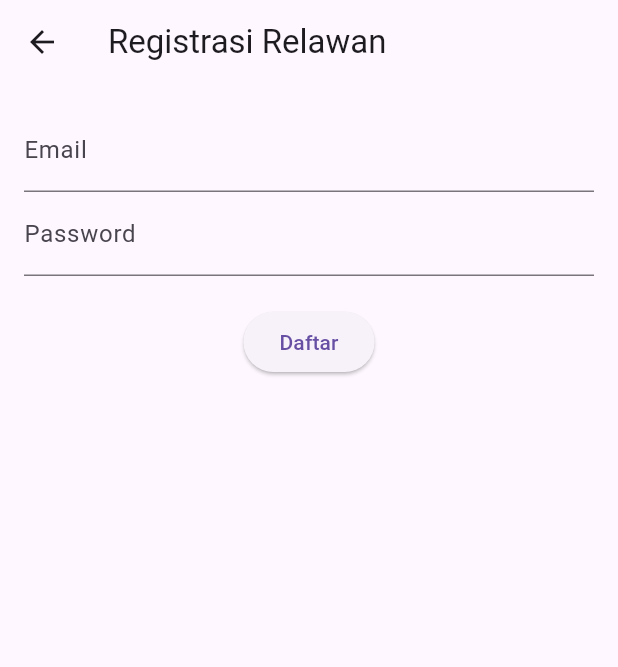
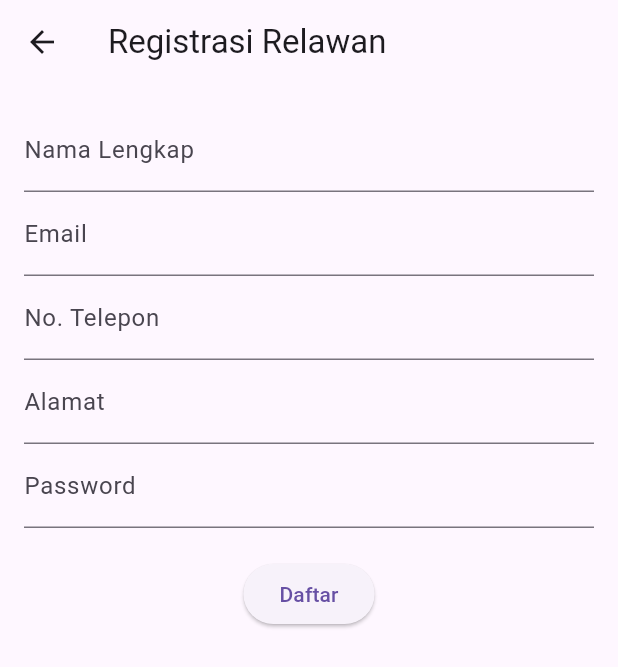
Before and after one commit to ijpcposco-a11y/pendataan-relawan, a Flutter app: the RegisterPage screen opened directly, on a phone screen of 412 x 824 dp. Shown: the top 667 px of the screen. Run offline on Flutter 3.47's test engine with Material 3 defaults, Android fonts, the light colour scheme and no system bars; our stand-ins replace cloud_firestore, firebase_auth, firebase_core; accounts and stored records are empty.

Commit message:
Update register_page.dart

```diff
--- a/lib/register_page.dart
+++ b/lib/register_page.dart
@@ -1,25 +1,40 @@
 
 import 'package:flutter/material.dart';
 import 'package:firebase_auth/firebase_auth.dart';
+import 'package:cloud_firestore/cloud_firestore.dart';
 
 class RegisterPage extends StatefulWidget {
   const RegisterPage({super.key});
 
   @override
-  _RegisterPageState createState() => _RegisterPageState();
+  State<RegisterPage> createState() => _RegisterPageState();
 }
 
 class _RegisterPageState extends State<RegisterPage> {
   final _auth = FirebaseAuth.instance;
+  final _firestore = FirebaseFirestore.instance;
   final _emailController = TextEditingController();
   final _passwordController = TextEditingController();
+  final _nameController = TextEditingController();
+  final _phoneController = TextEditingController();
+  final _addressController = TextEditingController();
 
   Future<void> register() async {
     try {
-      await _auth.createUserWithEmailAndPassword(
+      UserCredential userCredential =
+          await _auth.createUserWithEmailAndPassword(
         email: _emailController.text.trim(),
         password: _passwordController.text.trim(),
       );
+
+      await _firestore.collection('relawan').doc(userCredential.user!.uid).set({
+        'nama': _nameController.text,
+        'email': _emailController.text,
+        'telepon': _phoneController.text,
+        'alamat': _addressController.text,
+        'created_at': DateTime.now(),
+      });
+
       ScaffoldMessenger.of(context).showSnackBar(
         const SnackBar(content: Text('Registrasi berhasil! Silakan login.')),
       );
@@ -35,12 +50,32 @@ class _RegisterPageState extends State<RegisterPage> {
   Widget build(BuildContext context) {
     return Scaffold(
       appBar: AppBar(title: const Text('Registrasi Relawan')),
-      body: Padding(
-        padding: const EdgeInsets.all(16.0),
+      body: SingleChildScrollView(
+        padding: const EdgeInsets.all(16),
         child: Column(
           children: [
-            TextField(controller: _emailController, decoration: const InputDecoration(labelText: 'Email')),
-            TextField(controller: _passwordController, decoration: const InputDecoration(labelText: 'Password'), obscureText: true),
+            TextField(
+              controller: _nameController,
+              decoration: const InputDecoration(labelText: 'Nama Lengkap'),
+            ),
+            TextField(
+              controller: _emailController,
+              decoration: const InputDecoration(labelText: 'Email'),
+            ),
+            TextField(
+              controller: _phoneController,
+              decoration: const InputDecoration(labelText: 'No. Telepon'),
+              keyboardType: TextInputType.phone,
+            ),
+            TextField(
+              controller: _addressController,
+              decoration: const InputDecoration(labelText: 'Alamat'),
+            ),
+            TextField(
+              controller: _passwordController,
+              decoration: const InputDecoration(labelText: 'Password'),
+              obscureText: true,
+            ),
             const SizedBox(height: 20),
             ElevatedButton(onPressed: register, child: const Text('Daftar')),
           ],
```
